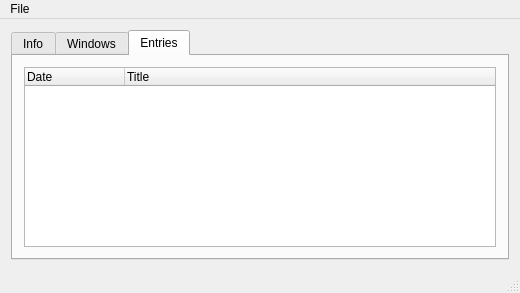
First picture: the form in src/mainwindow.ui, repository Teras23/activityrecorder, before the edit.
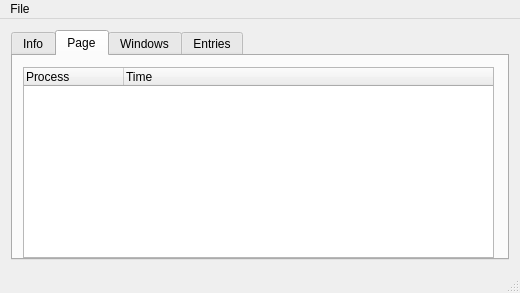
Second picture: the form after the edit.

Patch:
```diff
--- a/src/mainwindow.ui
+++ b/src/mainwindow.ui
@@ -36,7 +36,7 @@
        </sizepolicy>
       </property>
       <property name="currentIndex">
-       <number>2</number>
+       <number>1</number>
       </property>
       <widget class="QWidget" name="infoTab">
        <attribute name="title">
@@ -165,7 +165,32 @@
         </item>
        </layout>
       </widget>
-      <widget class="QWidget" name="tab_2">
+      <widget class="QWidget" name="statsTab">
+       <attribute name="title">
+        <string>Page</string>
+       </attribute>
+       <widget class="QTreeWidget" name="statisticsTreeWidget">
+        <property name="geometry">
+         <rect>
+          <x>10</x>
+          <y>11</y>
+          <width>471</width>
+          <height>191</height>
+         </rect>
+        </property>
+        <column>
+         <property name="text">
+          <string>Process</string>
+         </property>
+        </column>
+        <column>
+         <property name="text">
+          <string>Time</string>
+         </property>
+        </column>
+       </widget>
+      </widget>
+      <widget class="QWidget" name="windowsTab">
        <attribute name="title">
         <string>Windows</string>
        </attribute>
```
Left out of the diff: 8 changed lines with no effect on the pictures.
